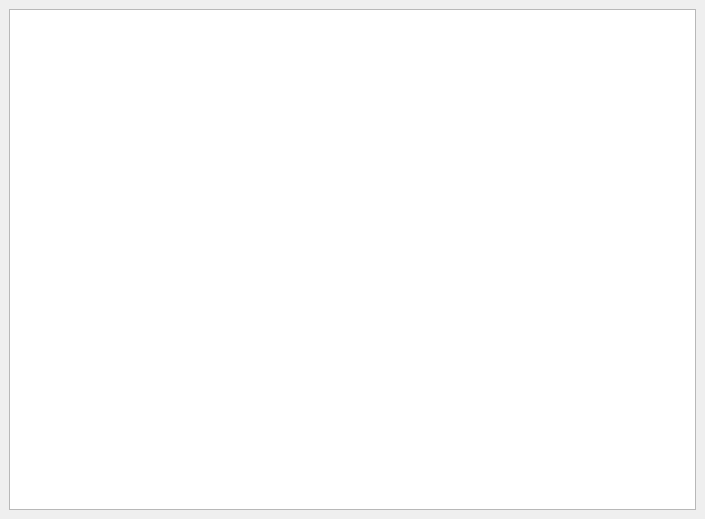
The window that mainwindow.ui (MindlessDoc/FightOrDie) describes before a commit, drawn with Qt 5.
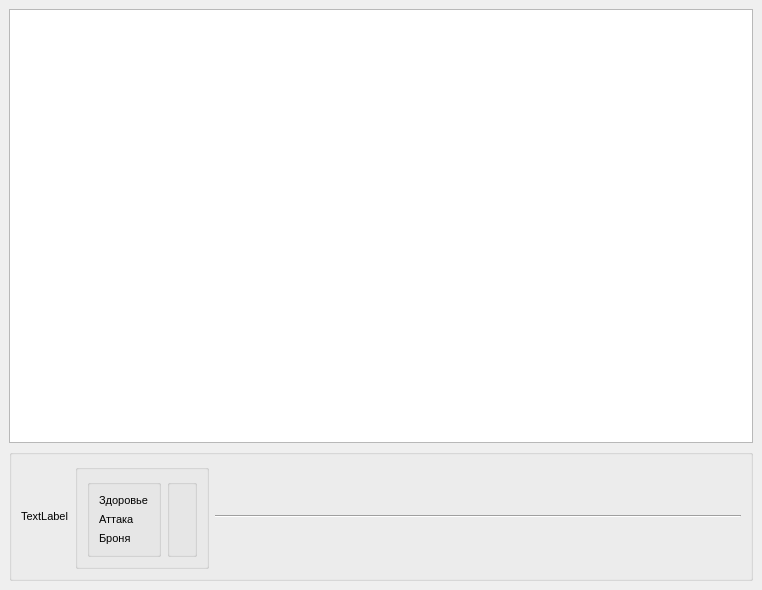
The same window after the commit.

Commit message: Create Player-info-system

What changed in the file:
```diff
--- a/mainwindow.ui
+++ b/mainwindow.ui
@@ -6,8 +6,8 @@
    <rect>
     <x>0</x>
     <y>0</y>
-    <width>705</width>
-    <height>519</height>
+    <width>762</width>
+    <height>590</height>
    </rect>
   </property>
   <property name="font">
@@ -23,6 +23,104 @@
     <item row="0" column="0">
      <widget class="QGraphicsView" name="graphicsView"/>
     </item>
+    <item row="1" column="0">
+     <widget class="QGroupBox" name="groupBox">
+      <property name="title">
+       <string/>
+      </property>
+      <layout class="QHBoxLayout" name="horizontalLayout">
+       <item>
+        <widget class="QLabel" name="playerAvatar">
+         <property name="text">
+          <string>TextLabel</string>
+         </property>
+        </widget>
+       </item>
+       <item>
+        <widget class="QGroupBox" name="groupBox_3">
+         <property name="title">
+          <string/>
+         </property>
+         <layout class="QHBoxLayout" name="horizontalLayout_2">
+          <item>
+           <widget class="QGroupBox" name="groupBox_2">
+            <property name="title">
+             <string/>
+            </property>
+            <layout class="QVBoxLayout" name="verticalLayout">
+             <item>
+              <widget class="QLabel" name="staticHealth">
+               <property name="text">
+                <string>Здоровье</string>
+               </property>
+              </widget>
+             </item>
+             <item>
+              <widget class="QLabel" name="staticAttack">
+               <property name="text">
+                <string>Аттака</string>
+               </property>
+              </widget>
+             </item>
+             <item>
+              <widget class="QLabel" name="staticArmor">
+               <property name="text">
+                <string>Броня</string>
+               </property>
+              </widget>
+             </item>
+            </layout>
+           </widget>
+          </item>
+          <item>
+           <widget class="QGroupBox" name="groupBox_4">
+            <property name="title">
+             <string/>
+            </property>
+            <layout class="QVBoxLayout" name="verticalLayout_2">
+             <item>
+              <widget class="QLabel" name="healthText">
+               <property name="text">
+                <string/>
+               </property>
+              </widget>
+             </item>
+             <item>
+              <widget class="QLabel" name="attackText">
+               <property name="text">
+                <string/>
+               </property>
+              </widget>
+             </item>
+             <item>
+              <widget class="QLabel" name="armorText">
+               <property name="text">
+                <string/>
+               </property>
+              </widget>
+             </item>
+            </layout>
+           </widget>
+          </item>
+         </layout>
+        </widget>
+       </item>
+       <item>
+        <widget class="Line" name="line">
+         <property name="sizePolicy">
+          <sizepolicy hsizetype="MinimumExpanding" vsizetype="Fixed">
+           <horstretch>0</horstretch>
+           <verstretch>0</verstretch>
+          </sizepolicy>
+         </property>
+         <property name="orientation">
+          <enum>Qt::Horizontal</enum>
+         </property>
+        </widget>
+       </item>
+      </layout>
+     </widget>
+    </item>
    </layout>
   </widget>
  </widget>
```
The commit also changes 3 other files.
